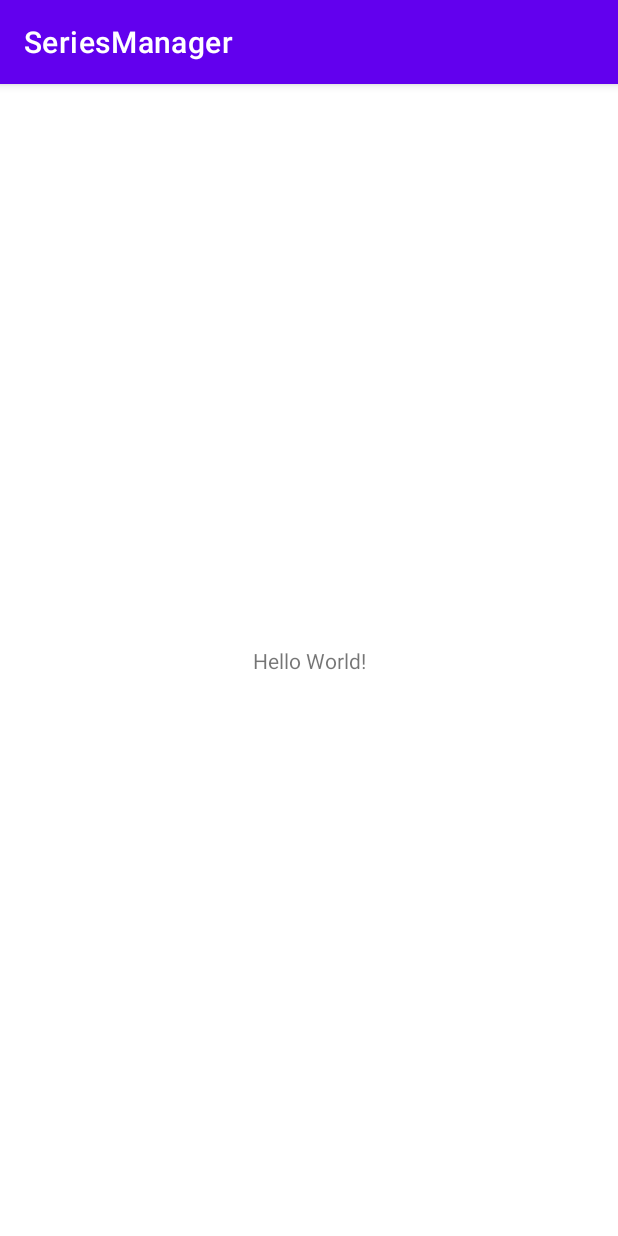
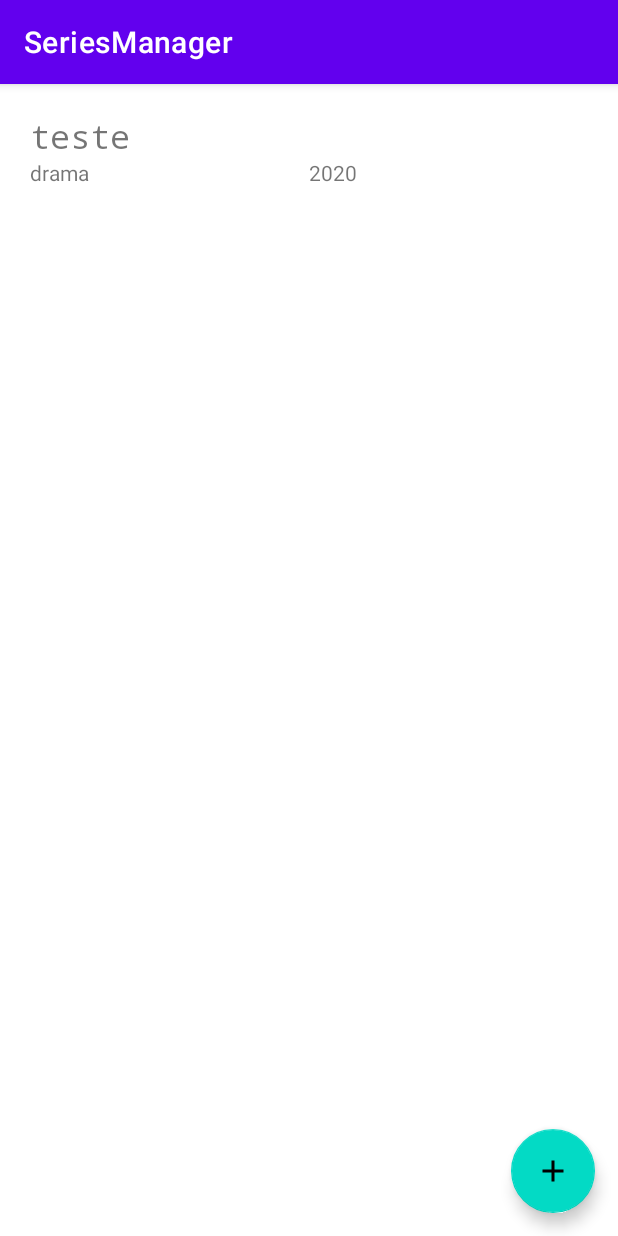
Before and after one commit to FelipeSD/SeriesManager, an Android app: the screen it shows after launch (MainActivity), on a phone screen of 412 x 824 dp. Run offline under Robolectric (Android 15) with nearby library versions, the phone set to English and light mode, and no system bars.

Commit message:
models & serie view

```diff
--- a/app/src/main/AndroidManifest.xml
+++ b/app/src/main/AndroidManifest.xml
@@ -18,6 +18,10 @@
                 <category android:name="android.intent.category.LAUNCHER" />
             </intent-filter>
         </activity>
+        <activity
+            android:name=".RegisterSerie"
+            android:exported="true"
+            android:label="Série" />
     </application>
 
 </manifest>
--- a/app/src/main/java/com/seriesmanager/MainActivity.kt
+++ b/app/src/main/java/com/seriesmanager/MainActivity.kt
@@ -1,11 +1,71 @@
 package com.seriesmanager
 
+import android.content.Intent
 import androidx.appcompat.app.AppCompatActivity
 import android.os.Bundle
+import androidx.activity.result.ActivityResultLauncher
+import androidx.activity.result.contract.ActivityResultContracts
+import androidx.recyclerview.widget.LinearLayoutManager
+import com.seriesmanager.adapter.OnItemClickListener
+import com.seriesmanager.adapter.SerieAdapter
+import com.seriesmanager.databinding.ActivityMainBinding
+import com.seriesmanager.model.Serie
 
-class MainActivity : AppCompatActivity() {
+class MainActivity : AppCompatActivity(), OnItemClickListener {
+    companion object Extras {
+        const val EXTRA_SERIE = "EXTRA_SERIE"
+        const val EXTRA_POSITION = "EXTRA_POSITION"
+    }
+
+    private val serieMainBinding : ActivityMainBinding by lazy {
+        ActivityMainBinding.inflate(layoutInflater)
+    }
+
+    // Data source
+    private val seriesList: MutableList<Serie> = mutableListOf()
+/*
+    by lazy {
+        chamar controller
+        mutableListOf(Serie("teste1", 2020, "Netflix", "drama"))
+    }
+*/
+
+    // Adapter
+    private val serieAdapter: SerieAdapter by lazy {
+        SerieAdapter(this, seriesList)
+    }
+
+    // Layout Manager
+    private val serieLayoutManager: LinearLayoutManager by lazy {
+        LinearLayoutManager(this)
+    }
+
+    // VIEW REGISTER SERIE
+    private lateinit var serieResultLauncher: ActivityResultLauncher<Intent>
+
     override fun onCreate(savedInstanceState: Bundle?) {
         super.onCreate(savedInstanceState)
-        setContentView(R.layout.activity_main)
+        setContentView(serieMainBinding.root)
+
+        serieMainBinding.seriesRv.adapter = serieAdapter
+        serieMainBinding.seriesRv.layoutManager = serieLayoutManager
+
+        serieResultLauncher = registerForActivityResult(ActivityResultContracts.StartActivityForResult()){
+            result -> if(result.resultCode == RESULT_OK){
+                val position = result.data?.getIntExtra(EXTRA_POSITION, -1)
+                val serie = result.data?.getParcelableExtra<Serie>(EXTRA_SERIE)
+            }
+        }
+
+        serieMainBinding.btnAddSerie.setOnClickListener{
+            serieResultLauncher.launch(Intent(this, RegisterSerie::class.java))
+        }
+
+        seriesList.add(Serie("teste", 2020, "Netflix", "drama"))
+        serieAdapter.notifyDataSetChanged()
+    }
+
+    override fun onItemClick(position: Int) {
+        val serie = seriesList[position]
     }
 }
--- /dev/null
+++ b/app/src/main/java/com/seriesmanager/adapter/OnItemClickListener.kt
@@ -0,0 +1,5 @@
+package com.seriesmanager.adapter
+
+interface OnItemClickListener {
+    fun onItemClick(position: Int)
+}
--- /dev/null
+++ b/app/src/main/java/com/seriesmanager/adapter/SerieAdapter.kt
@@ -0,0 +1,63 @@
+package com.seriesmanager.adapter
+
+import android.view.*
+import android.widget.TextView
+import androidx.recyclerview.widget.RecyclerView
+import com.seriesmanager.R
+import com.seriesmanager.model.Serie
+import com.seriesmanager.databinding.SerieListItemBinding
+
+class SerieAdapter(
+    private val onItemClickListener: OnItemClickListener,
+    private val seriesList: MutableList<Serie>
+) : RecyclerView.Adapter<SerieAdapter.SerieLayoutHolder>() {
+    var position: Int = -1
+
+    inner class SerieLayoutHolder(layoutSerieBinding: SerieListItemBinding)
+        : RecyclerView.ViewHolder(layoutSerieBinding.root), View.OnCreateContextMenuListener {
+        val serieTv: TextView = layoutSerieBinding.serieTv
+        val genreTv: TextView = layoutSerieBinding.genreTv
+        val releaseYearTv: TextView = layoutSerieBinding.releaseYearTv
+
+        init {
+            itemView.setOnCreateContextMenuListener(this)
+        }
+
+        override fun onCreateContextMenu(
+            menu: ContextMenu?,
+            view: View?,
+            menuInfo: ContextMenu.ContextMenuInfo?
+        ) {
+            MenuInflater(view?.context).inflate(R.menu.context_menu_main, menu)
+        }
+    }
+
+
+    override fun onCreateViewHolder(parent: ViewGroup, viewType: Int): SerieLayoutHolder {
+        return SerieLayoutHolder(SerieListItemBinding.inflate(LayoutInflater.from(parent.context), parent, false))
+    }
+
+
+    override fun onBindViewHolder(holder: SerieLayoutHolder, positionItem: Int) {
+        val serie = seriesList[positionItem]
+
+        with(holder){
+            serieTv.text = serie.name
+            genreTv.text = serie.genre
+            releaseYearTv.text = serie.releaseYear.toString()
+        }
+
+        holder.itemView.setOnClickListener {
+            onItemClickListener.onItemClick(position)
+        }
+
+        holder.itemView.setOnLongClickListener{
+            position = positionItem
+            false
+        }
+    }
+
+    override fun getItemCount(): Int {
+        return seriesList.size
+    }
+}
--- /dev/null
+++ b/app/src/main/java/com/seriesmanager/model/Serie.kt
@@ -0,0 +1,12 @@
+package com.seriesmanager.model
+
+import android.os.Parcelable
+import kotlinx.parcelize.Parcelize
+
+@Parcelize
+data class Serie(
+    val name: String = "",
+    val releaseYear: Int = 0,
+    val producer: String = "",
+    val genre: String = ""
+): Parcelable
--- a/app/src/main/res/drawable/ic_launcher_adicionar_foreground.xml
+++ b/app/src/main/res/drawable/ic_launcher_adicionar_foreground.xml
@@ -1,15 +1,10 @@
 <vector xmlns:android="http://schemas.android.com/apk/res/android"
-    android:width="108dp"
-    android:height="108dp"
-    android:viewportWidth="108"
-    android:viewportHeight="108"
+    android:width="24dp"
+    android:height="24dp"
+    android:viewportWidth="24"
+    android:viewportHeight="24"
     android:tint="#FFFFFF">
-  <group android:scaleX="2.6361"
-      android:scaleY="2.6361"
-      android:translateX="22.3668"
-      android:translateY="22.3668">
     <path
         android:fillColor="@android:color/white"
         android:pathData="M19,13h-6v6h-2v-6H5v-2h6V5h2v6h6v2z"/>
-  </group>
 </vector>
--- a/app/src/main/res/layout/activity_main.xml
+++ b/app/src/main/res/layout/activity_main.xml
@@ -4,15 +4,26 @@
     xmlns:tools="http://schemas.android.com/tools"
     android:layout_width="match_parent"
     android:layout_height="match_parent"
+    android:layout_margin="10dp"
+    android:background="?android:attr/selectableItemBackground"
     tools:context=".MainActivity">
 
-    <TextView
+    <androidx.recyclerview.widget.RecyclerView
+        android:layout_width="match_parent"
+        android:layout_height="match_parent"
+        android:id="@+id/seriesRv" />
+
+    <com.google.android.material.floatingactionbutton.FloatingActionButton
+        android:id="@+id/btnAddSerie"
+        android:clickable="true"
+        android:contentDescription="@string/adicionar_serie"
+        android:focusable="true"
         android:layout_width="wrap_content"
         android:layout_height="wrap_content"
-        android:text="Hello World!"
+        android:layout_margin="15sp"
         app:layout_constraintBottom_toBottomOf="parent"
-        app:layout_constraintLeft_toLeftOf="parent"
-        app:layout_constraintRight_toRightOf="parent"
-        app:layout_constraintTop_toTopOf="parent" />
+        app:layout_constraintEnd_toEndOf="parent"
+        app:srcCompat="@drawable/ic_launcher_adicionar_foreground"
+        tools:ignore="ImageContrastCheck" />
 
 </androidx.constraintlayout.widget.ConstraintLayout>
--- /dev/null
+++ b/app/src/main/res/layout/serie_list_item.xml
@@ -0,0 +1,43 @@
+<?xml version="1.0" encoding="utf-8"?>
+<androidx.constraintlayout.widget.ConstraintLayout xmlns:android="http://schemas.android.com/apk/res/android"
+    xmlns:tools="http://schemas.android.com/tools"
+    android:layout_width="match_parent"
+    android:layout_height="wrap_content"
+    xmlns:app="http://schemas.android.com/apk/res-auto"
+    android:layout_margin="10dp"
+    android:background="?android:attr/selectableItemBackground"
+    android:clickable="true"
+    android:focusable="true"
+    android:padding="10dp">
+
+    <TextView
+        android:id="@+id/serieTv"
+        android:fontFamily="monospace"
+        android:text="@string/list_item_serie"
+        android:textSize="22sp"
+        android:layout_width="0dp"
+        android:layout_height="wrap_content"
+        app:layout_constraintBaseline_toTopOf="parent"
+        app:layout_constraintEnd_toEndOf="parent"
+        app:layout_constraintStart_toStartOf="parent"
+        tools:layout_editor_absoluteY="10dp" />
+
+    <TextView
+        android:text="@string/list_item_genero"
+        android:id="@+id/genreTv"
+        android:layout_width="0dp"
+        android:layout_height="wrap_content"
+        app:layout_constraintEnd_toStartOf="@id/releaseYearTv"
+        app:layout_constraintStart_toStartOf="parent"
+        app:layout_constraintTop_toBottomOf="@id/serieTv" />
+
+    <TextView
+        android:id="@+id/releaseYearTv"
+        android:text="@string/list_item_release"
+        android:layout_width="0dp"
+        android:layout_height="wrap_content"
+        app:layout_constraintEnd_toEndOf="parent"
+        app:layout_constraintStart_toEndOf="@id/genreTv"
+        app:layout_constraintTop_toBottomOf="@id/serieTv" />
+
+</androidx.constraintlayout.widget.ConstraintLayout>
--- a/app/src/main/res/values/strings.xml
+++ b/app/src/main/res/values/strings.xml
@@ -2,4 +2,12 @@
     <string name="app_name">SeriesManager</string>
     <string name="editar">Editar</string>
     <string name="remover">Remover</string>
+    <string name="adicionar_serie">Adicionar série</string>
+    <string name="list_item_serie">Série</string>
+    <string name="list_item_genero">Gênero</string>
+    <string name="list_item_release">Ano lançamento</string>
+    <string name="text_view_serie">Série</string>
+    <string name="text_view_release">Ano de lançamento</string>
+    <string name="text_view_producer">Emissora</string>
+    <string name="save_button">Salvar</string>
 </resources>
```
Also changed, not shown: app/src/main/java/com/seriesmanager/RegisterSerie.kt (added, +23 -0 lines), app/src/main/java/com/seriesmanager/model/Episode.kt (added, +12 -0 lines), app/src/main/java/com/seriesmanager/model/Season.kt (added, +11 -0 lines), app/src/main/res/layout/activity_register_serie.xml (added, +50 -0 lines), app/src/main/res/values/arrays.xml (added, +13 -0 lines).
